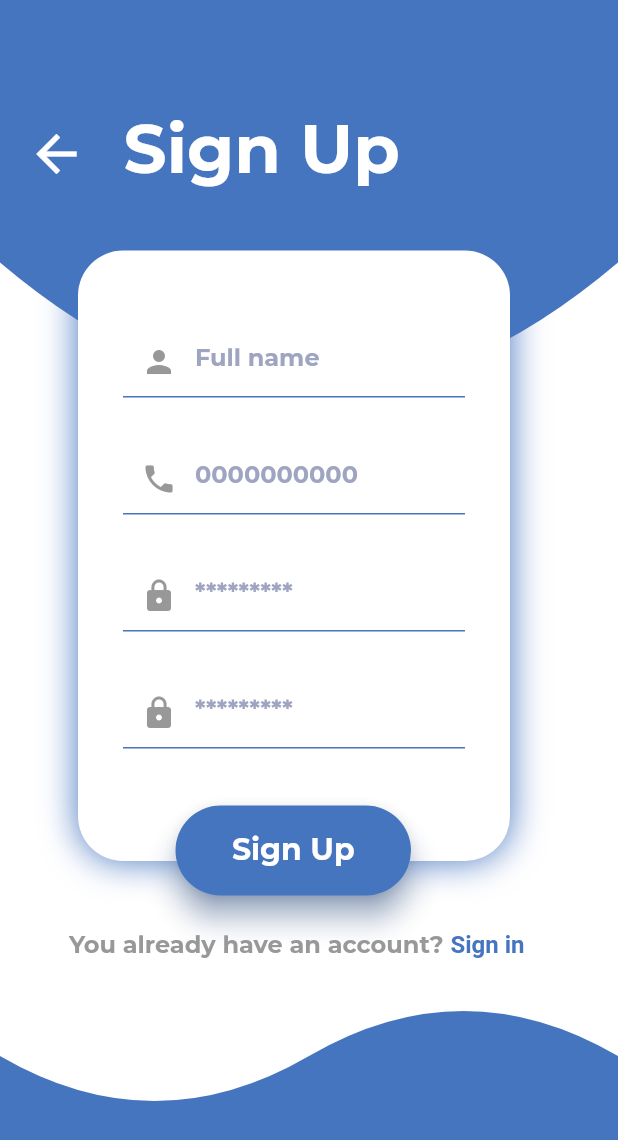
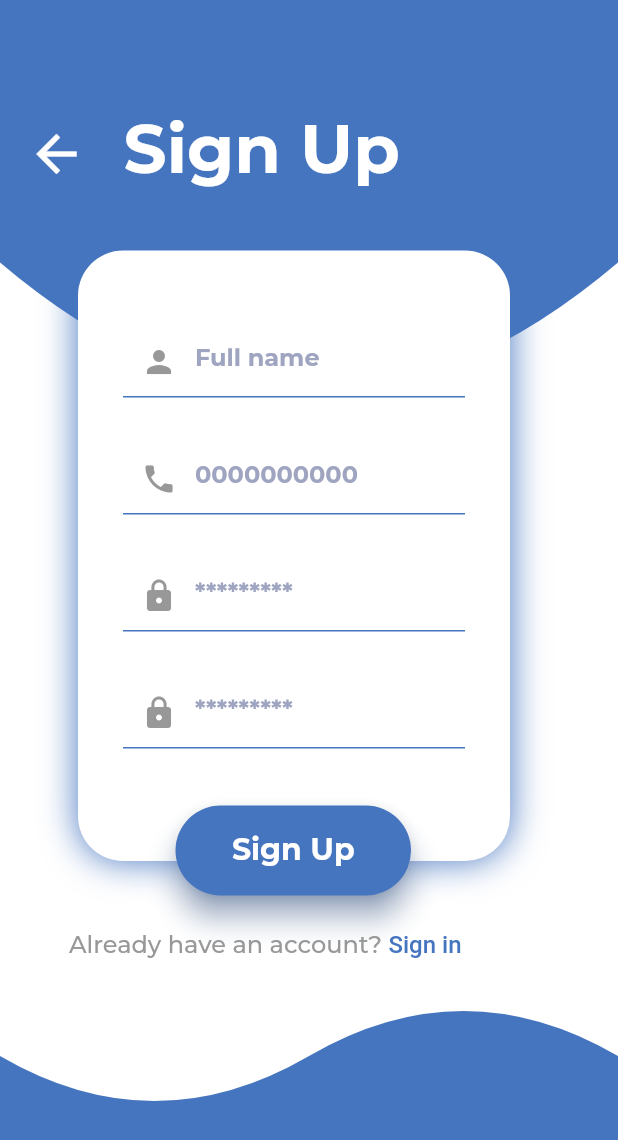
Before and after one commit to minaiscoding/Project-7, a Flutter app: the SignUpPage screen opened directly, on a phone screen of 412 x 824 dp. Shown: the top 1140 px of the screen. Run offline on Flutter 3.47's test engine with Material 2 defaults, Android fonts, the phone set to English and light mode, and no system bars; our stand-ins replace drop_shadow_image, hexcolor, wave.

Commit message:
i deleted the you

```diff
--- a/flutter_application_1/lib/SignIn.dart
+++ b/flutter_application_1/lib/SignIn.dart
@@ -201,7 +201,7 @@ class _LoginPageState extends State<LoginPage> {
               },
               child: Text.rich(
                 TextSpan(
-                  text: 'You don\'t have an account? ',
+                  text: 'Don\'t have an account? ',
                   style: TextStyle(
                     fontFamily: 'Montserrat',
                     fontStyle: FontStyle.normal,
--- a/flutter_application_1/lib/SignUp.dart
+++ b/flutter_application_1/lib/SignUp.dart
@@ -253,11 +253,11 @@ class _SignUpPageState extends State<SignUpPage> {
               },
               child: Text.rich(
                 TextSpan(
-                  text: 'You already have an account? ',
+                  text: 'Already have an account? ',
                   style: TextStyle(
                     fontFamily: 'Montserrat',
                     fontStyle: FontStyle.normal,
-                    fontWeight: FontWeight.w600,
+                    fontWeight: FontWeight.w500,
                     fontSize: 16,
                     height: 1.2,
                     color: Color(0xFF989898),
```
